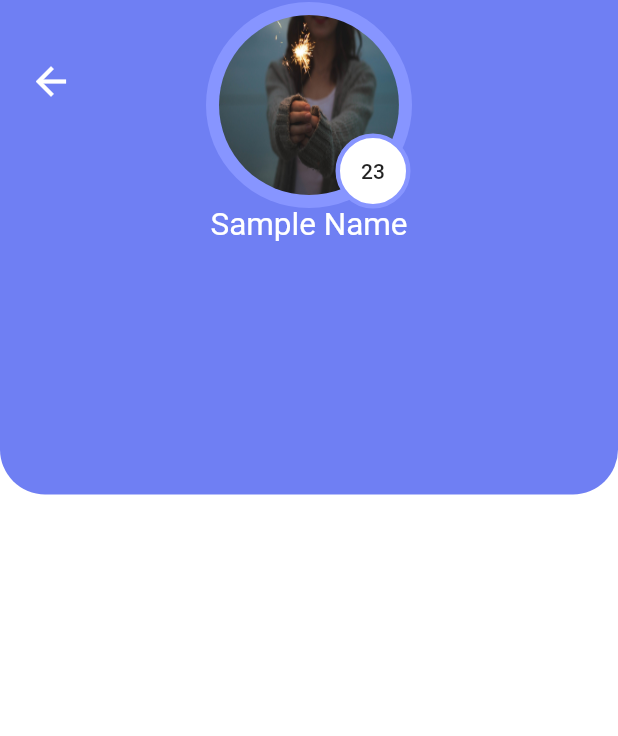
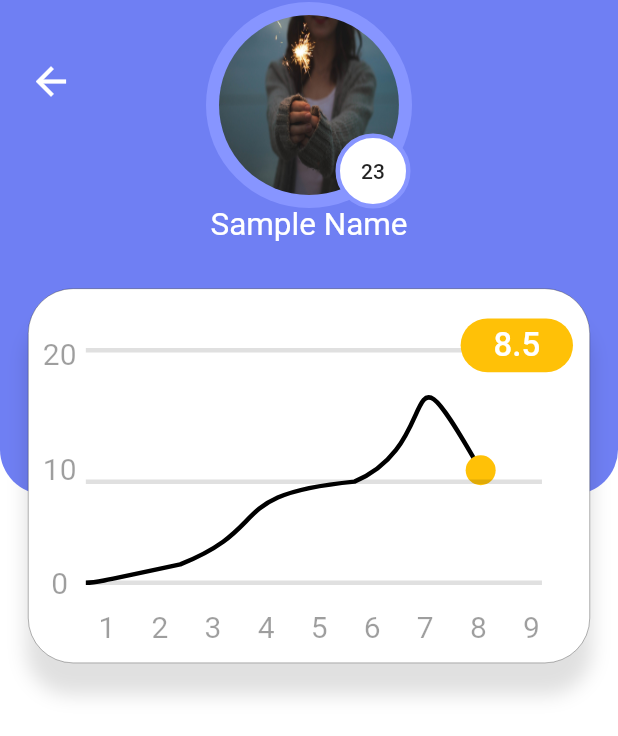
Before and after one commit to LandWhale2/Flutter-Ui, a Flutter app: the screen it shows after launch, after a tap on "Profile", on a phone screen of 412 x 824 dp. Shown: the top 736 px of the screen. Run offline on Flutter 3.47's test engine with Material 2 defaults, Android fonts, the phone set to English and light mode, and no system bars.

Commit message:
[update] add surfingchart

```diff
--- /dev/null
+++ b/lib/Widget/RentSurfingChart.dart
@@ -0,0 +1,180 @@
+import 'package:flutter/material.dart';
+
+
+class SurfingChart extends StatelessWidget {
+  @override
+  Widget build(BuildContext context) {
+    return Container(
+      child: Stack(
+        children: <Widget>[
+          Center(
+            child: Container(
+              width: MediaQuery.of(context).size.width/1.1,
+              height: MediaQuery.of(context).size.height/3.3,
+              decoration: BoxDecoration(
+                color: Colors.white,
+                border: Border.all(width: 0.2),
+                borderRadius: BorderRadius.all(Radius.circular(30)),
+                boxShadow: [
+                  BoxShadow(
+                    color: Colors.black12,
+                    blurRadius: 10,
+                    spreadRadius: 1,
+                    offset: Offset(
+                        0,20
+                    ),
+                  ),
+                ],
+              ),
+              child: Row(
+                children: <Widget>[
+                  Padding(
+                    padding:EdgeInsets.only(left:5,bottom: 10),
+                    child: Container(
+                      width: MediaQuery.of(context).size.width/13,
+                      height: MediaQuery.of(context).size.height/4.7,
+                      child: Column(
+                        mainAxisAlignment: MainAxisAlignment.spaceBetween,
+                        children: <Widget>[
+                          IndexText(context ,20),
+                          IndexText(context ,10),
+                          IndexText(context ,0),
+                        ],
+                      ),
+                    ),
+                  ),
+                  Column(
+                    mainAxisAlignment: MainAxisAlignment.end,
+                    children: <Widget>[
+                      Padding(
+                        padding: const EdgeInsets.all(10.0),
+                        child: Container(
+                          width: MediaQuery.of(context).size.width/1.4,
+                          height: MediaQuery.of(context).size.height/30,
+                          child: Row(
+                            mainAxisAlignment: MainAxisAlignment.spaceBetween,
+                            children: <Widget>[
+                              IndexText(context, 1),
+                              IndexText(context, 2),
+                              IndexText(context, 3),
+                              IndexText(context, 4),
+                              IndexText(context, 5),
+                              IndexText(context, 6),
+                              IndexText(context, 7),
+                              IndexText(context, 8),
+                              IndexText(context, 9),
+                            ],
+                          ),
+                        ),
+                      ),
+                    ],
+                  ),
+                ],
+              ),
+            ),
+          ),
+          Center(
+            child: Container(
+              width: MediaQuery.of(context).size.width/1.2,
+              height: MediaQuery.of(context).size.height/4,
+              child: CustomPaint(
+                painter: CubicChart(
+                ),
+              ),
+            ),
+          ),
+          Positioned(
+            right: 30,
+            top: 20,
+            child: Container(
+              width: MediaQuery.of(context).size.width/5.5,
+              height: MediaQuery.of(context).size.height/23,
+              decoration: BoxDecoration(
+                color: Colors.amber,
+//                border: Border.all(width: 0.2),
+                borderRadius: BorderRadius.all(Radius.circular(30)),
+              ),
+              child: Center(
+                child: Text(
+                  '8.5',
+                  style: TextStyle(
+                    fontSize: MediaQuery.of(context).textScaleFactor*22,
+                    fontWeight: FontWeight.w500,
+                    color: Colors.white
+                  ),
+                ),
+              ),
+            ),
+          ),
+        ],
+      ),
+    );
+  }
+
+  Widget IndexText(BuildContext context,int index){
+    return Text(
+      index.toString(),
+      style: TextStyle(
+        color: Colors.black38,
+        fontSize: MediaQuery.of(context).textScaleFactor*20
+      ),
+    );
+  }
+}
+
+
+
+
+
+
+
+
+class CubicChart extends CustomPainter {
+
+
+
+
+  @override
+  void paint(Canvas canvas, Size size) {
+
+    Offset offset = Offset(size.width/1.2, size.height/1.7);
+    BezierChart(canvas, size);
+    drawPoints(canvas, size, offset);
+    ChartLine(canvas, size);
+  }
+
+  void ChartLine(Canvas canvas, Size size){
+    drawLine(canvas, size, Offset(size.width/15, size.height/1.05), Offset(size.width/1.05, size.height/1.05));
+    drawLine(canvas, size, Offset(size.width/15, size.height/1.6), Offset(size.width/1.05, size.height/1.6));
+    drawLine(canvas, size, Offset(size.width/15, size.height/5), Offset(size.width/1.05, size.height/5));
+  }
+
+
+  void BezierChart(Canvas canvas, Size size){
+    Paint paint = Paint()..color=Colors.black..strokeWidth=3..style= PaintingStyle.stroke;
+    Path path = Path();
+    path.moveTo(size.width/15, size.height/1.05);//시작점 좌표
+    path.cubicTo(size.width/12, size.height/1.05, size.width/12,  size.height/1.05, size.width/4, size.height/1.12);
+    path.cubicTo(size.width/2.3, size.height/1.3, size.width/3,  size.height/1.5, size.width/1.7, size.height/1.6);
+    path.cubicTo(size.width/1.3, size.height/2, size.width/1.5,  size.height/10, size.width/1.2, size.height/1.7);
+    canvas.drawPath(path, paint);
+
+  }
+
+  void drawLine(Canvas canvas, Size size, Offset p1, Offset p2){
+    Paint paint = Paint()..color=Colors.black12..strokeWidth=3..style= PaintingStyle.stroke;
+    canvas.drawLine(p1, p2, paint);
+  }
+
+
+
+  void drawPoints(Canvas canvas, Size size, Offset offset){
+    Paint paint = Paint()..color=Colors.amber..strokeCap=StrokeCap.round..strokeWidth=1;
+    canvas.drawCircle(offset, 10, paint);
+  }
+
+  @override
+  bool shouldRepaint(CubicChart oldDelegate) {
+    return true;
+  }
+}
```
Also changed, not shown: lib/Page/ProfilePage.dart (+6 -101 lines).
